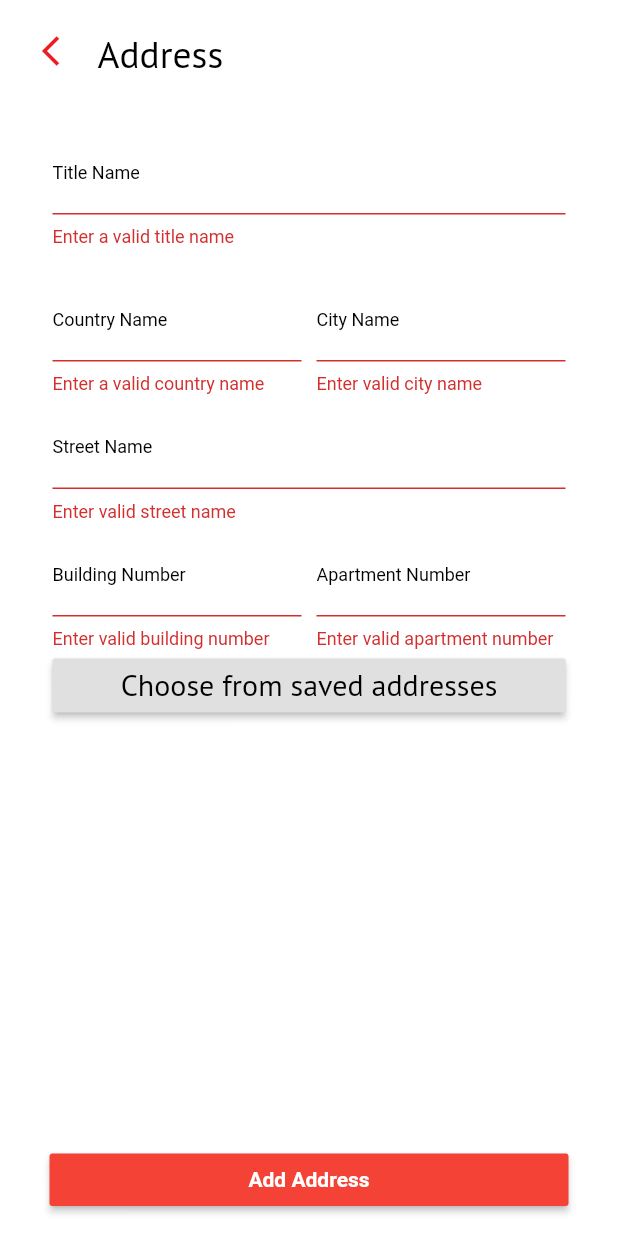
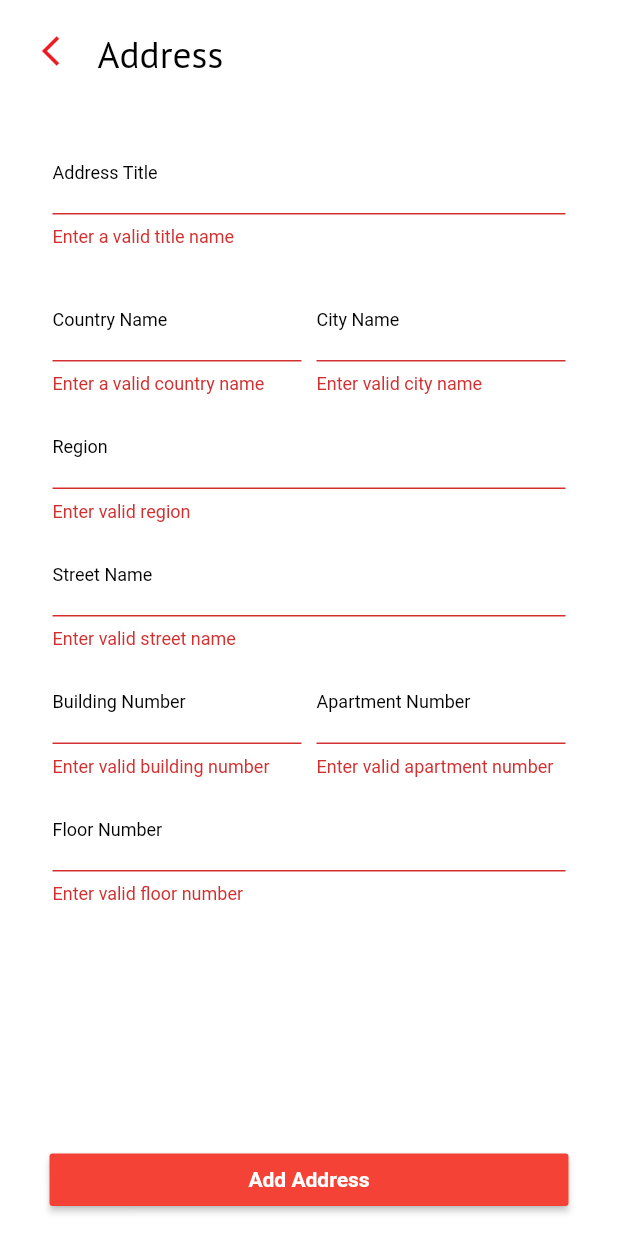
Before and after one commit to HashemAlhariry/Burger-Joint, a Flutter app: the UserAddress screen opened directly, after a tap on "Add Address", on a phone screen of 412 x 824 dp. Run offline on Flutter 3.47's test engine with Material 2 defaults, Android fonts, the phone set to English and light mode, and no system bars; our stand-ins replace fluttertoast, font_awesome_flutter, geolocator, google_fonts, shared_preferences, shimmer; accounts and stored records are empty; Roboto replaces fonts that are missing (JOSEF).

Commit message:
address updated

```diff
--- /dev/null
+++ b/lib/Controllers/address_controller.dart
@@ -0,0 +1,45 @@
+import 'dart:convert';
+import 'package:burgerjoint/Models/address.dart';
+import 'package:burgerjoint/Utils/global.dart';
+import 'package:http/http.dart' as http;
+
+class AddressController{
+
+  static Future<int> addAddress(Address address,String url,String token) async {
+    try {
+      Uri uri = Uri.parse(url);
+      final response = await http.post(uri,
+          headers: {
+            'Authorization': 'Bearer $token'
+          },
+          body: json.encode({
+            "title": address.title,
+            "branch_id": Global.branch.branchId,
+            "country": address.country,
+            "city": address.city,
+            "region": address.region,
+            "address": address.address,
+            "building": address.building,
+            "floor": address.floor,
+            "apartment":address.apartment,
+          }));
+      if (response.statusCode == 200) {
+        if (response.body.isNotEmpty) {
+
+          if (json.decode(response.body)['address']['id']>0)
+            return json.decode(response.body)['address']['id'];
+          else
+            return -1;
+        } else {
+          return -1;
+        }
+      } else {
+        throw Exception('Failed to load data');
+      }
+    } catch (exception) {
+      print(exception);
+      return -1;
+    }
+  }
+
+}
--- a/lib/Models/address.dart
+++ b/lib/Models/address.dart
@@ -3,17 +3,17 @@
 class Address{
 
   late String title;
-  late String branchId;
+  late int branchId;
   late String country;
   late String city;
-  late String zoneId;
+  late int zoneId;
   late String region;
   late String address;
   late String building;
   late String apartment;
   late String floor;
   late String comment;
-  late String addressId;
+  late int addressId;
 
   Address(
       this.title,
--- a/lib/Screens/Profile/user_address.dart
+++ b/lib/Screens/Profile/user_address.dart
@@ -1,7 +1,8 @@
-
+import 'package:burgerjoint/Controllers/address_controller.dart';
+import 'package:burgerjoint/Models/address.dart';
+import 'package:burgerjoint/Utils/global.dart';
 import 'package:flutter/material.dart';
 import 'package:google_fonts/google_fonts.dart';
-
 
 
 class UserAddress extends StatefulWidget {
@@ -18,7 +19,9 @@ class _UserAddressState extends State<UserAddress> {
   String streetName = '';
   String buildingNumber = '';
   String apartmentNumber = '';
+  String floorNumber = '';
   bool _isButtonDisabled = false;
+
   final formKeyNew = GlobalKey<FormState>();
 
   @override
@@ -73,6 +76,10 @@ class _UserAddressState extends State<UserAddress> {
                                     SizedBox(
                                       height: 7,
                                     ),
+                                   regionField(),
+                                    SizedBox(
+                                      height: 7,
+                                    ),
                                     streetNameField(),
                                     SizedBox(
                                       height: 7,
@@ -86,12 +93,30 @@ class _UserAddressState extends State<UserAddress> {
                                         Expanded(child: apartmentNumberField())
                                       ],
                                     ),
-                                    RaisedButton(onPressed: (){}, child:Text(
+                                    SizedBox(
+                                      height: 7,
+                                    ),
+                                    floorNumberField(),
+                                    SizedBox(
+                                      height: 7,
+                                    ),
+
+
+
+                                    /*
+                                        RaisedButton(
+                                    onPressed: (){
+
+                                    },
+                                      color: Colors.red,
+                                      child:Text(
                                       'Choose from saved addresses',
                                       style: GoogleFonts.ptSans(
                                           fontSize: 20,
-                                          color: Colors.black
+                                          color: Colors.white
                                       ),),)
+                                     */
+
                                   ],
                                 ),
                               ),
@@ -181,7 +206,7 @@ class _UserAddressState extends State<UserAddress> {
           focusedBorder: UnderlineInputBorder(
             borderSide: BorderSide(color: Colors.grey),
           ),
-          labelText: 'Title Name',
+          labelText: 'Address Title',
           labelStyle: TextStyle(
               fontFamily: 'JOSEF',
               fontSize: 12,
@@ -194,7 +219,7 @@ class _UserAddressState extends State<UserAddress> {
 
       },
       onSaved: (String? value) {
-        streetName = value!;
+        titleName = value!;
       },
     );
   }
@@ -251,7 +276,7 @@ class _UserAddressState extends State<UserAddress> {
   Widget apartmentNumberField() {
     return TextFormField(
       cursorColor: Colors.grey,
-      keyboardType: TextInputType.text,
+      keyboardType: TextInputType.number,
       decoration: InputDecoration(
           focusedBorder: UnderlineInputBorder(
             borderSide: BorderSide(color: Colors.grey),
@@ -266,10 +291,57 @@ class _UserAddressState extends State<UserAddress> {
         if (value!.length < 1) {
           return "Enter valid apartment number";
         }
-
       },
       onSaved: (String? value) {
         apartmentNumber = value!;
+      },
+    );
+  }
+  Widget floorNumberField() {
+    return TextFormField(
+      cursorColor: Colors.grey,
+      keyboardType: TextInputType.number,
+      decoration: InputDecoration(
+          focusedBorder: UnderlineInputBorder(
+            borderSide: BorderSide(color: Colors.grey),
+          ),
+          labelText:'Floor Number',
+          labelStyle: TextStyle(
+              fontFamily: 'JOSEF',
+              fontSize: 12,
+              fontWeight: FontWeight.normal,
+              color: Colors.black)),
+      validator: (String? value) {
+        if (value!.length < 1) {
+          return "Enter valid floor number";
+        }
+      },
+      onSaved: (String? value) {
+        floorNumber = value!;
+      },
+    );
+  }
+  Widget regionField() {
+    return TextFormField(
+      cursorColor: Colors.grey,
+      keyboardType: TextInputType.text,
+      decoration: InputDecoration(
+          focusedBorder: UnderlineInputBorder(
+            borderSide: BorderSide(color: Colors.grey),
+          ),
+          labelText:'Region',
+          labelStyle: TextStyle(
+              fontFamily: 'JOSEF',
+              fontSize: 12,
+              fontWeight: FontWeight.normal,
+              color: Colors.black)),
+      validator: (String? value) {
+        if (value!.length < 1) {
+          return "Enter valid region";
+        }
+      },
+      onSaved: (String? value) {
+        regionName = value!;
       },
     );
   }
@@ -288,12 +360,36 @@ class _UserAddressState extends State<UserAddress> {
               fontFamily: 'JOSEF'),
         ),
         onPressed: () async {
-          if (formKeyNew.currentState!.validate()) {
-            formKeyNew.currentState!.save();
-            setState(() {
-              _isButtonDisabled = true;
-            });
+          if(!_isButtonDisabled){
+            if (formKeyNew.currentState!.validate()) {
+              formKeyNew.currentState!.save();
+              setState(() {
+                //_isButtonDisabled = true;
+              });
+              String userAddress = buildingNumber+ " "+streetName+" "+regionName+" "+city+" "+country;
+              Address address = new Address(titleName,
+                  Global.branch.branchId,
+                  country,
+                  city,
+                  0,
+                  regionName,
+                  userAddress,
+                  buildingNumber,
+                  apartmentNumber,
+                  floorNumber,
+                  "",
+                  0);
+
+              AddressController.addAddress(address,
+                  Global.testUrl+"addresses",
+                  Global.userToken).then((value) {
+                //send user to check out
+                // with cart details
+
+              });
+            }
           }
+
         },
       ),
     );
--- a/lib/Widgets/HomePageWidgets/home_page_widget.dart
+++ b/lib/Widgets/HomePageWidgets/home_page_widget.dart
@@ -60,7 +60,7 @@ class _HomePageWidgetState extends State<HomePageWidget> {
                                 padding: const EdgeInsets.symmetric(horizontal: 4.0),
                                 child: SizedBox(
                                   width: MediaQuery.of(context).size.width,
-                                  child: Image.network(
+                                  child: Image. network(
                                     homePageCategory[index].categoryImage,
                                     fit: BoxFit.fitWidth,
                                   ),
```
